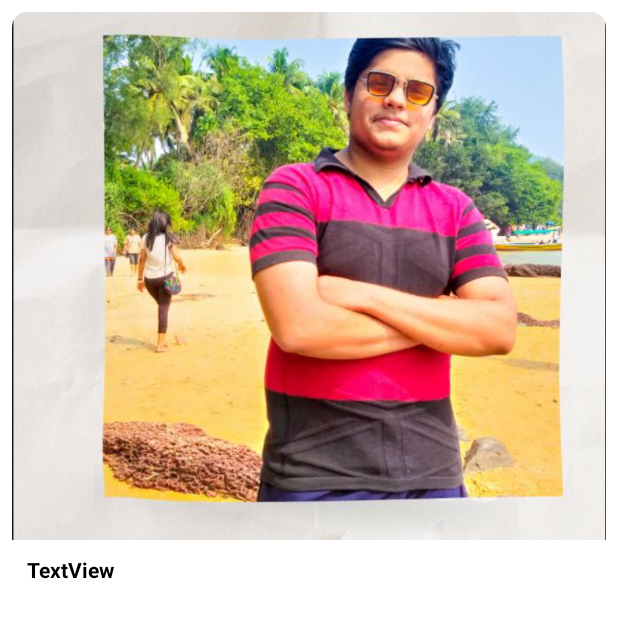
After one commit to EvilHydra09/Recycler-View, an Android app: the layout sample_row.xml on its own in the app's theme, with its tools: preview values and no code run, on a phone screen of 412 x 824 dp. The commit adds this screen. Shown: the top 618 px of the screen. Run offline under Robolectric (Android 15) with nearby library versions, the phone set to English and light mode, and no system bars.

Commit message:
Recycler View Is Remaining

```diff
--- a/app/build.gradle
+++ b/app/build.gradle
@@ -32,6 +32,8 @@ dependencies {
     implementation 'androidx.appcompat:appcompat:1.4.2'
     implementation 'com.google.android.material:material:1.6.1'
     implementation 'androidx.constraintlayout:constraintlayout:2.1.4'
+    implementation 'androidx.recyclerview:recyclerview:1.3.0-beta01'
+    implementation 'androidx.cardview:cardview:1.0.0'
     testImplementation 'junit:junit:4.13.2'
     androidTestImplementation 'androidx.test.ext:junit:1.1.3'
     androidTestImplementation 'androidx.test.espresso:espresso-core:3.4.0'
--- a/app/src/main/java/com/example/recyclerview/MainActivity.java
+++ b/app/src/main/java/com/example/recyclerview/MainActivity.java
@@ -1,14 +1,16 @@
 package com.example.recyclerview;
 
 import androidx.appcompat.app.AppCompatActivity;
+import androidx.recyclerview.widget.RecyclerView;
 
 import android.os.Bundle;
 
 public class MainActivity extends AppCompatActivity {
-
+    RecyclerView recyclerView;
     @Override
     protected void onCreate(Bundle savedInstanceState) {
         super.onCreate(savedInstanceState);
         setContentView(R.layout.activity_main);
+        recyclerView = findViewById(R.id.recyclerview);
     }
 }
--- /dev/null
+++ b/app/src/main/res/layout/sample_row.xml
@@ -0,0 +1,40 @@
+<?xml version="1.0" encoding="utf-8"?>
+<androidx.constraintlayout.widget.ConstraintLayout xmlns:android="http://schemas.android.com/apk/res/android"
+    xmlns:app="http://schemas.android.com/apk/res-auto"
+    android:layout_width="match_parent"
+    android:layout_height="match_parent">
+
+    <androidx.cardview.widget.CardView
+        android:layout_width="match_parent"
+        android:layout_height="wrap_content"
+        android:layout_marginStart="8dp"
+        android:layout_marginTop="8dp"
+        android:layout_marginEnd="8dp"
+        app:cardCornerRadius="10dp"
+        app:layout_constraintEnd_toEndOf="parent"
+        app:layout_constraintStart_toStartOf="parent"
+        app:layout_constraintTop_toTopOf="parent">
+
+        <LinearLayout
+            android:layout_width="match_parent"
+            android:layout_height="match_parent"
+            android:orientation="vertical">
+
+            <ImageView
+                android:id="@+id/Friendimage"
+                android:layout_width="match_parent"
+                android:layout_height="352dp"
+                android:scaleType="centerCrop"
+                app:srcCompat="@drawable/Aditya" />
+
+            <TextView
+                android:id="@+id/titles"
+                android:layout_width="match_parent"
+                android:layout_height="wrap_content"
+                android:padding="10dp"
+                android:text="TextView"
+                android:textColor="@color/black"
+                android:textStyle="bold" />
+        </LinearLayout>
+    </androidx.cardview.widget.CardView>
+</androidx.constraintlayout.widget.ConstraintLayout>
```
Also changed, not shown: app/src/main/java/com/example/recyclerview/Friends.java (added, +27 -0 lines), app/src/main/java/com/example/recyclerview/FriendsAdapter.java (added, +20 -0 lines), app/src/main/res/layout/activity_main.xml (+8 -7 lines), app/src/main/res/drawable-v24/Aditya.PNG (added), app/src/main/res/drawable-v24/atharva.PNG (added), app/src/main/res/drawable-v24/jyotiram.PNG (added), app/src/main/res/drawable-v24/maharaj.PNG (added).
